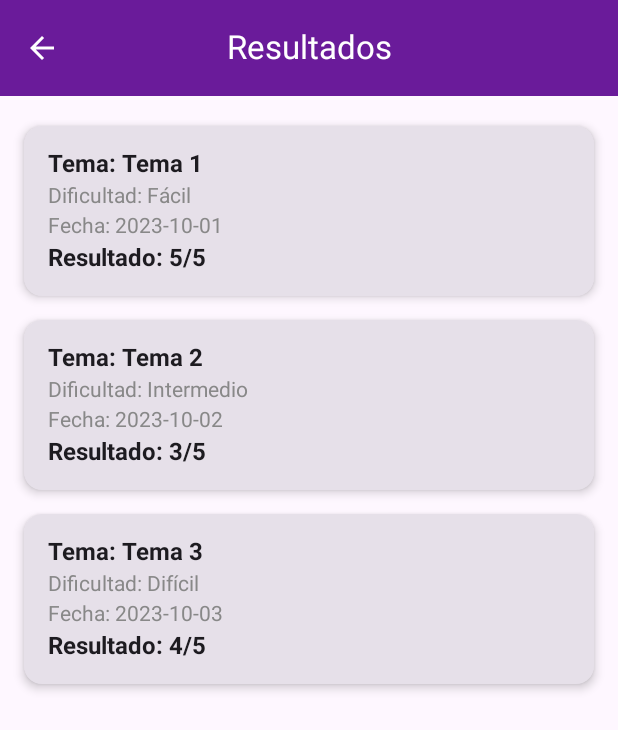
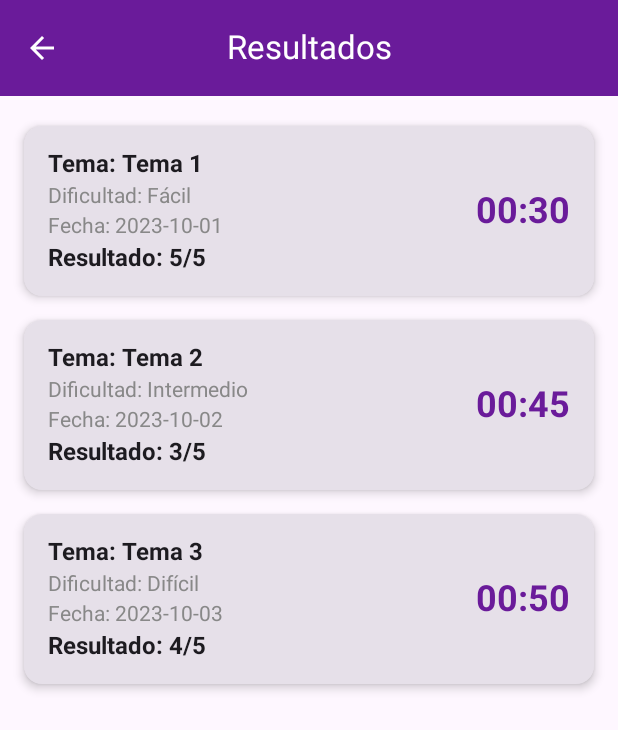
Before and after one commit to avazfra735/Quizzofrenico, an Android app built with Jetpack Compose: the @Preview function ScoresScreenPreview, on a phone screen of 412 x 824 dp. Shown: the top 730 px of the screen. Run offline under Robolectric (Android 15) with nearby library versions, the phone set to English and light mode, and no system bars.

Commit message:
Contador implementado, fecha formateada, carga de QuizzScreen arreglada

```diff
--- a/app/src/main/java/es/iessaladillo/adrian/quizzofrenico/core/navigation/Screens.kt
+++ b/app/src/main/java/es/iessaladillo/adrian/quizzofrenico/core/navigation/Screens.kt
@@ -21,4 +21,4 @@ object Scores
 data class Quizz(val topic: String, val difficulty: String)
 
 @Serializable
-data class Result(val topic: String, val difficulty: String, val answers: String)
+data class Result(val topic: String, val difficulty: String, val answers: String,val timer : String)
--- a/app/src/main/java/es/iessaladillo/adrian/quizzofrenico/data/Classes.kt
+++ b/app/src/main/java/es/iessaladillo/adrian/quizzofrenico/data/Classes.kt
@@ -14,7 +14,8 @@ data class Score(
     val difficulty: String,
     val score: Int,
     val total:Int,
-    val date: String
+    val date: String,
+    val timer: String
 )
 
 //Is necesary to use serializable to convert the data class to a json string
@@ -25,5 +26,6 @@ data class QuizzSettings(val topic: String, val difficulty: String)
 data class QuizzResult(
     val topic: String,
     val difficulty: String,
-    val answers: String
+    val answers: String,
+    val timer: String
 )
--- a/app/src/main/java/es/iessaladillo/adrian/quizzofrenico/data/Repository.kt
+++ b/app/src/main/java/es/iessaladillo/adrian/quizzofrenico/data/Repository.kt
@@ -4,7 +4,7 @@ interface Repository {
     suspend fun generateQuizz(topic: String, difficulty: String): List<Question>
     suspend fun authenticate(email: String, password: String)
     suspend fun register(email: String, password: String)
-    suspend fun saveQuizz(topic: String, difficulty: String, result:Int,total: Int)
+    suspend fun saveQuizz(topic: String, difficulty: String, result:Int,total: Int,timer:String)
     suspend fun getQuizz(): List<Score>
     suspend fun isUserLoggedIn(): Boolean
 }
--- a/app/src/main/java/es/iessaladillo/adrian/quizzofrenico/ui/result/ResultViewModel.kt
+++ b/app/src/main/java/es/iessaladillo/adrian/quizzofrenico/ui/result/ResultViewModel.kt
@@ -21,11 +21,11 @@ class ResultViewModel @Inject constructor(
     val results = savedStateHandle.toRoute<QuizzResult>()
     val answers: Map<String, Boolean> = Json.decodeFromString(results.answers)
     val score = answers.values.count { it } // Contar respuestas correctas
-    val total = answers.size // Total de preguntas
+    val timer = results.timer
 
     init {
         viewModelScope.launch {
-            repository.saveQuizz(results.topic, results.difficulty, score, total)
+            repository.saveQuizz(results.topic, results.difficulty, score, answers.size, timer)
         }
     }
 }
--- a/app/src/main/java/es/iessaladillo/adrian/quizzofrenico/ui/scores/ScoresScreen.kt
+++ b/app/src/main/java/es/iessaladillo/adrian/quizzofrenico/ui/scores/ScoresScreen.kt
@@ -61,9 +61,14 @@ private fun ScoreItem(testResult: Score) {
             .padding(vertical = 4.dp),
         elevation = CardDefaults.cardElevation(defaultElevation = 4.dp)
     ) {
-        Column(
-            modifier = Modifier.padding(16.dp)
+        Row(
+            modifier = Modifier
+                .fillMaxWidth()
+                .padding(16.dp),
+            horizontalArrangement = Arrangement.SpaceBetween,
+            verticalAlignment = Alignment.CenterVertically
         ) {
+            Column {
                 Text(
                     text = "Tema: ${testResult.topic}",
                     fontSize = 16.sp,
@@ -82,16 +87,18 @@ private fun ScoreItem(testResult: Score) {
                     color = Color.Gray
                 )
                 Spacer(modifier = Modifier.height(4.dp))
-            Row(
-                horizontalArrangement = Arrangement.SpaceBetween,
-                verticalAlignment = Alignment.CenterVertically
-            ) {
                 Text(
-                    text = "Resultado: ${testResult.score}/${testResult.total}",//Añadir el total de preguntas
+                    text = "Resultado: ${testResult.score}/${testResult.total}",
                     fontSize = 16.sp,
                     fontWeight = FontWeight.Bold
                 )
             }
+            Text(
+                text = testResult.timer,
+                fontSize = 24.sp, // Tamaño grande
+                fontWeight = FontWeight.Bold,
+                color = Color(0xFF6a1b9a) // Color destacado
+            )
         }
     }
 }
@@ -119,14 +126,15 @@ fun ScoresTopBar(
     )
 }
 
+
 @Preview(showBackground = true)
 @Composable
 fun ScoresScreenPreview() {
     ScoresScreen(
         scores = listOf(
-            Score("Tema 1", "Fácil", 5, 5,"2023-10-01"),
-            Score("Tema 2", "Intermedio", 3, 5,"2023-10-02"),
-            Score("Tema 3", "Difícil", 4,5, "2023-10-03")
+            Score("Tema 1", "Fácil", 5, 5,"2023-10-01", "00:30"),
+            Score("Tema 2", "Intermedio", 3, 5,"2023-10-02","00:45"),
+            Score("Tema 3", "Difícil", 4,5, "2023-10-03", "00:50")
         ),
         onBackClick = {}
     )
```
Also changed, not shown: app/src/main/java/es/iessaladillo/adrian/quizzofrenico/core/navigation/NavigationWrapper.kt (+7 -2 lines), app/src/main/java/es/iessaladillo/adrian/quizzofrenico/data/DefaultRepository.kt (+16 -2 lines), app/src/main/java/es/iessaladillo/adrian/quizzofrenico/ui/quizz/QuizzScreen.kt (+39 -4 lines), app/src/main/java/es/iessaladillo/adrian/quizzofrenico/ui/quizz/QuizzViewModel.kt (+16 -3 lines). Lines whose indentation alone changed are shown as unchanged.
